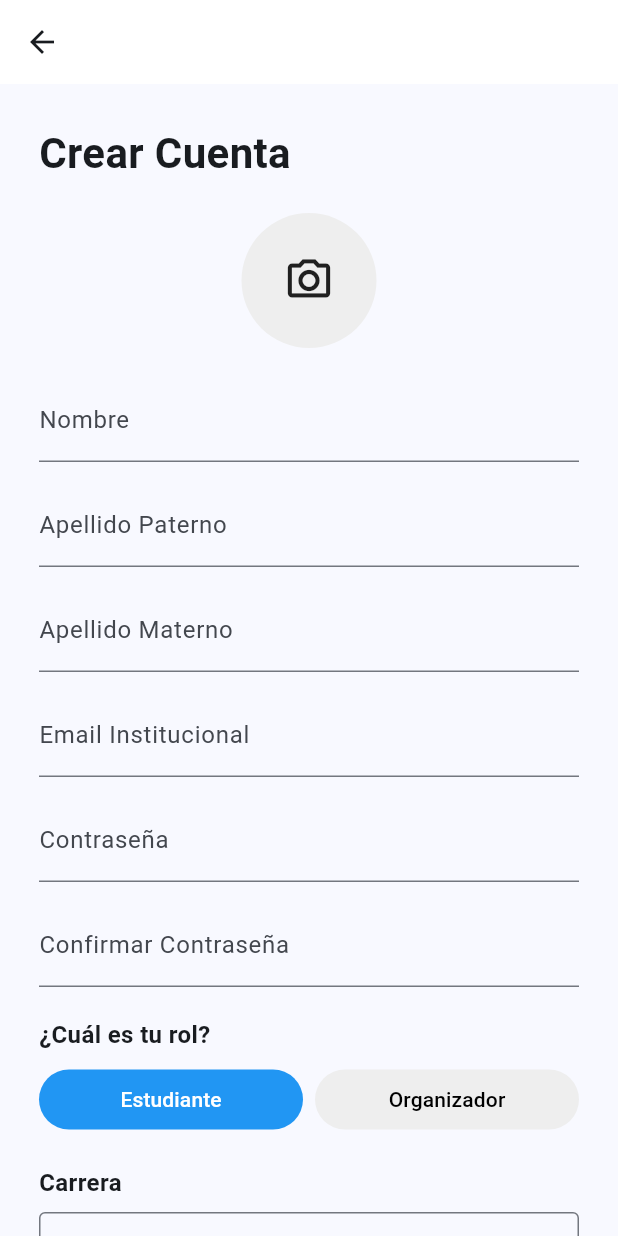
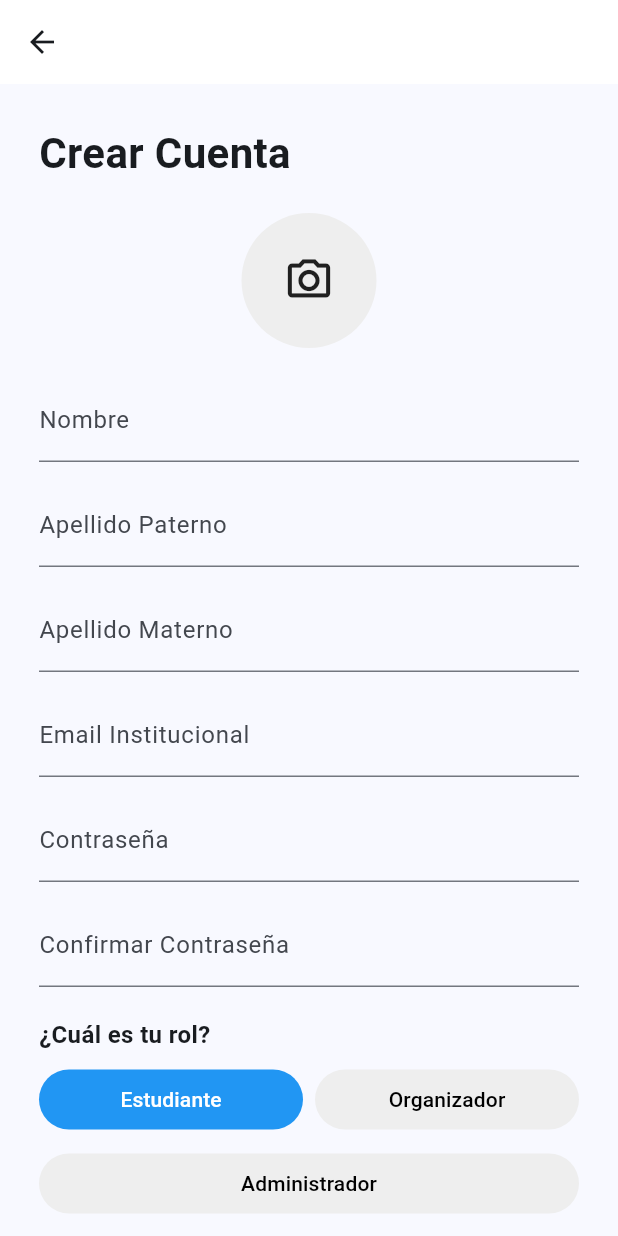
Before and after one commit to mxag11z/appmoviles, a Flutter app: the screen it shows after launch, after a tap on "Iniciar sesión", after a tap on "Registrarse", on a phone screen of 412 x 824 dp. Run offline on Flutter 3.47's test engine with Material 3 defaults, Android fonts, the phone set to English and light mode, and no system bars; our stand-ins replace flutter_dotenv, flutter_riverpod, go_router, image_picker, supabase_flutter; accounts and stored records are empty; network calls fail.

Commit message:
App móvil con registro de usuarios (estudiante, organizador, admin)

```diff
--- a/appmoviles/lib/features/auth/screens/login.dart
+++ b/appmoviles/lib/features/auth/screens/login.dart
@@ -12,6 +12,7 @@ class _LoginScreenState extends State<LoginScreen> {
   final emailCtrl = TextEditingController();
   final passCtrl = TextEditingController();
   String? error;
+  bool isLoading = false;
 
   final ipnRegex = RegExp(r'^[a-zA-Z0-9._%+-]+@alumno\.ipn\.mx$');
 
@@ -89,18 +90,14 @@ class _LoginScreenState extends State<LoginScreen> {
             SizedBox(
               width: double.infinity,
               child: FilledButton(
-                onPressed: () {
-                  final email = emailCtrl.text.trim();
-                  if (!ipnRegex.hasMatch(email)) {
-                    setState(() => error = "El correo debe ser @alumno.ipn.mx");
-                    return;
-                  }
-
-                  setState(() => error = null);
-
-                  // TODO: login con Supabase
-                },
-                child: const Text("Iniciar Sesión", style: TextStyle(fontSize: 18)),
+                onPressed: isLoading ? null : _handleLogin,
+                child: isLoading
+                    ? const SizedBox(
+                        height: 20,
+                        width: 20,
+                        child: CircularProgressIndicator(strokeWidth: 2),
+                      )
+                    : const Text("Iniciar Sesión", style: TextStyle(fontSize: 18)),
               ),
             ),
           ],
@@ -108,4 +105,47 @@ class _LoginScreenState extends State<LoginScreen> {
       ),
     );
   }
+
+  Future<void> _handleLogin() async {
+    final email = emailCtrl.text.trim();
+    final password = passCtrl.text.trim();
+
+    if (!ipnRegex.hasMatch(email)) {
+      setState(() => error = "El correo debe ser @alumno.ipn.mx");
+      return;
+    }
+
+    if (password.isEmpty) {
+      setState(() => error = "La contraseña no puede estar vacía");
+      return;
+    }
+
+    setState(() {
+      isLoading = true;
+      error = null;
+    });
+
+    try {
+      // TODO: Implementar login con Supabase y obtener el rol del usuario
+      // Por ahora, navega a admin como placeholder
+      if (mounted) {
+        context.go("/admin/home");
+      }
+    } catch (e) {
+      if (mounted) {
+        setState(() => error = "Error: $e");
+      }
+    } finally {
+      if (mounted) {
+        setState(() => isLoading = false);
+      }
+    }
+  }
+
+  @override
+  void dispose() {
+    emailCtrl.dispose();
+    passCtrl.dispose();
+    super.dispose();
+  }
 }
--- a/appmoviles/lib/features/auth/screens/register.dart
+++ b/appmoviles/lib/features/auth/screens/register.dart
@@ -30,7 +30,7 @@ class _RegisterScreenState extends State<RegisterScreen> {
   final userService = UserService();
   final authService = AuthService();
 
-  int selectedRole = 1; // 1, estudiante, 2, organizador
+  int selectedRole = 1; // 1, estudiante, 2, organizador, 3, administrador
   List<String> selectedInterests = [];
 
   final ipnRegex = RegExp(r'^[a-zA-Z0-9._%+-]+@alumno\.ipn\.mx$');
@@ -180,6 +180,8 @@ class _RegisterScreenState extends State<RegisterScreen> {
             ),
             const SizedBox(height: 8),
 
+            Column(
+              children: [
                 Row(
                   children: [
                     Expanded(
@@ -221,6 +223,32 @@ class _RegisterScreenState extends State<RegisterScreen> {
                           });
                         },
                         child: const Text("Organizador"),
+                      ),
+                    ),
+                  ],
+                ),
+                const SizedBox(height: 8),
+                SizedBox(
+                  width: double.infinity,
+                  child: FilledButton(
+                    style: FilledButton.styleFrom(
+                      backgroundColor: selectedRole == 3
+                          ? Colors.blue
+                          : Colors.grey.shade200,
+                      foregroundColor: selectedRole == 3
+                          ? Colors.white
+                          : Colors.black,
+                    ),
+                    onPressed: () {
+                      setState(() {
+                        selectedRole = 3;
+                        // if changes to admin clear
+                        selectedInterests.clear();
+                        selectedCareer = null;
+                        selectedSemester = null;
+                      });
+                    },
+                    child: const Text("Administrador"),
                   ),
                 ),
               ],
--- a/appmoviles/lib/router/app_router.dart
+++ b/appmoviles/lib/router/app_router.dart
@@ -3,6 +3,7 @@ import 'package:go_router/go_router.dart';
 import '../features/auth/screens/onboarding.dart';
 import '../features/auth/screens/login.dart';
 import '../features/auth/screens/register.dart';
+import '../features/auth/screens/admin_shell.dart';
 
 /// Screens placeholders de prueba
 class PlaceholderScreen extends StatelessWidget {
@@ -22,8 +23,6 @@ class PlaceholderScreen extends StatelessWidget {
   }
 }
 
-
-
 /// definicion del router global
 final GoRouter appRouter = GoRouter(
   initialLocation: "/onboarding",
@@ -38,21 +37,19 @@ final GoRouter appRouter = GoRouter(
     ),
     GoRoute(
       path: "/register",
-      builder: (_, _) => const RegisterScreen(),
+      builder: (_, __) => const RegisterScreen(),
     ),
     GoRoute(
       path: "/estudiante/home",
-      builder: (context, state) =>
-          const PlaceholderScreen("Home Estudiante"),
+      builder: (context, state) => const PlaceholderScreen("Home Estudiante"),
     ),
     GoRoute(
       path: "/organizador/home",
-      builder: (context, state) =>
-          const PlaceholderScreen("Home Organizador"),
+      builder: (context, state) => const PlaceholderScreen("Home Organizador"),
     ),
     GoRoute(
       path: "/admin/home",
-      builder: (context, state) => const PlaceholderScreen("Home Admin"),
+      builder: (context, state) => const AdminShell(),
     ),
   ],
 );
```
Also changed, not shown: appmoviles/lib/services/event_service.dart (line endings or trailing spaces), 1 other file. Lines whose indentation alone changed are shown as unchanged.
